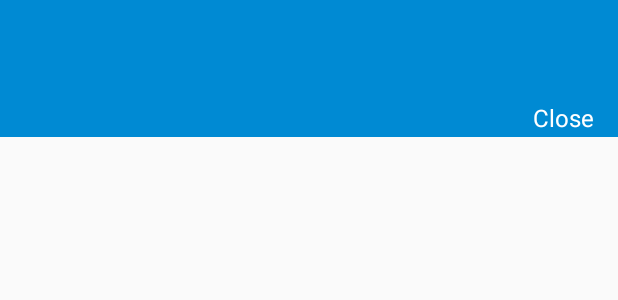
After one commit to jchio001/Will-I-Miss-Bart, an Android app: the layout notification_timer.xml on its own in the app's theme, with its tools: preview values and no code run, on a phone screen of 412 x 824 dp. The commit adds this screen. Shown: the top 300 px of the screen. Run offline under Robolectric (Android 15) with nearby library versions, the phone set to English and light mode, and no system bars.

Commit message:
Notifications shenanigans
- Implemented a timer notification for users to track how long they
have before the train will leave. It has a custom UI, it’s cancellable,
and it will update when the user wants a timer for another estimate. It
was hard.
- Renamed ETDs tab name to departures

TODO:
- Have the application piss off the user once the timer ticks down to 0

```diff
--- a/app/src/main/res/layout/estimate_layout.xml
+++ b/app/src/main/res/layout/estimate_layout.xml
@@ -1,5 +1,6 @@
 <?xml version="1.0" encoding="utf-8"?>
 <LinearLayout xmlns:android="http://schemas.android.com/apk/res/android"
+    android:id="@+id/estimate_parent"
     android:gravity="center_vertical"
     android:orientation="horizontal"
     android:layout_width="wrap_content"
--- /dev/null
+++ b/app/src/main/res/layout/notification_timer.xml
@@ -0,0 +1,38 @@
+<?xml version="1.0" encoding="utf-8"?>
+<LinearLayout
+    xmlns:android="http://schemas.android.com/apk/res/android"
+    android:background="@color/bartBlue"
+    android:orientation="vertical"
+    android:layout_width="match_parent"
+    android:layout_height="wrap_content"
+    android:paddingLeft="16dp"
+    android:paddingRight="16dp"
+    android:paddingTop="2dp"
+    android:paddingBottom="2dp">
+
+    <TextView
+        android:id="@+id/notif_title"
+        android:layout_width="wrap_content"
+        android:layout_height="wrap_content"
+        android:textColor="@color/white"
+        android:textSize="18sp" />
+
+    <TextView
+        android:id="@+id/notif_timer"
+        android:layout_margin="4dp"
+        android:layout_gravity="center_horizontal"
+        android:layout_width="wrap_content"
+        android:layout_height="wrap_content"
+        android:textColor="@color/white"
+        android:textSize="24sp"/>
+
+    <TextView
+        android:id="@+id/notif_close"
+        android:layout_gravity="end"
+        android:layout_width="wrap_content"
+        android:layout_height="wrap_content"
+        android:text="@string/close"
+        android:textColor="@color/white"
+        android:textSize="16sp"/>
+
+</LinearLayout>
--- a/app/src/main/res/values/string_arrays.xml
+++ b/app/src/main/res/values/string_arrays.xml
@@ -7,7 +7,7 @@
     </string-array>
 
     <string-array name="tab_headers">
-        <item>ETDs</item>
+        <item>Departures</item>
         <item>BSA</item>
         <item>My Stations</item>
     </string-array>
--- a/app/src/main/res/values/strings.xml
+++ b/app/src/main/res/values/strings.xml
@@ -20,6 +20,10 @@
     <string name="departures_as_of">Departures as of %s. Swipe up to refresh.</string>
     <string name="no_etds">No etds for this station.</string>
     <string name="failed_to_get_etds">Failed to fetch etds. Press here to try again.</string>
+    <string name="origin">From</string>
+    <string name="destination">To</string>
+    <string name="r_u_stupid">You don\'t need a timer for a leaving train.</string>
+    <string name="starting_timer">Timer started.</string>
 
     <string name="from">From&#160;</string>
     <string name="going_towards">, going towards&#160;</string>
@@ -34,4 +38,6 @@
 
     <string name="deleting_data">Deleting Data</string>
     <string name="sure_to_delete">Are you sure you want to delete this?</string>
+
+    <string name="close">Close</string>
 </resources>
```
Also changed, not shown: app/src/main/AndroidManifest.xml (+10 -0 lines), app/src/main/java/com/app/jonathan/willimissbart/BroadcastReceiver/TimerNotificationReceiver.java (added, +50 -0 lines), app/src/main/java/com/app/jonathan/willimissbart/CountDownTimer/NotificationCountDownTimer.java (added, +32 -0 lines), app/src/main/java/com/app/jonathan/willimissbart/Fragments/EtdsFragment.java (+9 -1 lines), app/src/main/java/com/app/jonathan/willimissbart/Misc/Constants.java (+13 -2 lines), app/src/main/java/com/app/jonathan/willimissbart/Misc/Utils.java (+25 -0 lines), app/src/main/java/com/app/jonathan/willimissbart/Notification/TimerNotificationBuilder.java (added, +48 -0 lines), app/src/main/java/com/app/jonathan/willimissbart/Runnables/StartTimerRunnable.java (added, +16 -0 lines), app/src/main/java/com/app/jonathan/willimissbart/ViewHolders/ErrorTextViewViewHolder.java (+4 -3 lines), app/src/main/java/com/app/jonathan/willimissbart/ViewHolders/EstimateViewHolder.java (+35 -2 lines), app/src/main/java/com/app/jonathan/willimissbart/ViewHolders/EtdsViewHolder.java (renamed from app/src/main/java/com/app/jonathan/willimissbart/ViewHolders/EtdViewHolder.java, +8 -5 lines), app/src/main/java/com/app/jonathan/willimissbart/ViewHolders/MainFeedElemViewHolder.java (+13 -8 lines).
